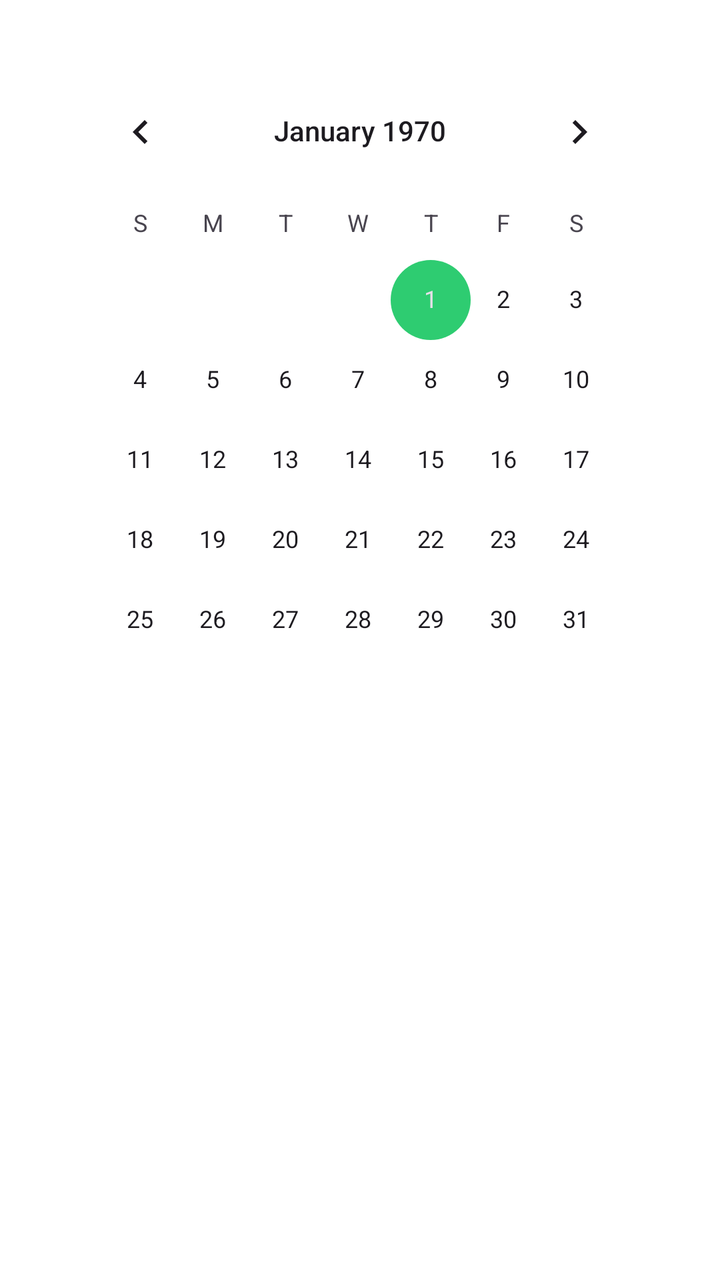
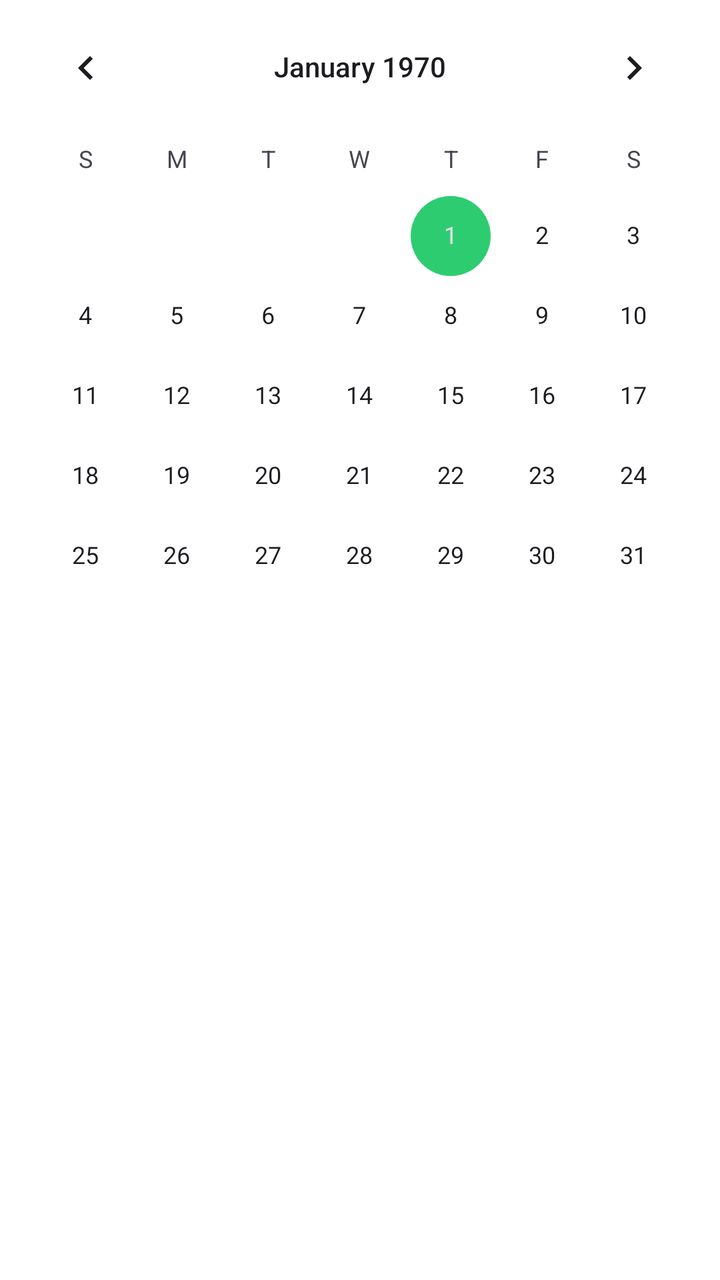

Compare the two renders of this Android layout. The source of the first and the diff that turns it into the second are given below.
<!-- AndroidManifest.xml: application theme Theme.MSApplication -->
<!-- res/layout/fragment_calendar.xml -->
<?xml version="1.0" encoding="utf-8"?>
<androidx.constraintlayout.widget.ConstraintLayout
    xmlns:android="http://schemas.android.com/apk/res/android"
    xmlns:app="http://schemas.android.com/apk/res-auto"
    xmlns:tools="http://schemas.android.com/tools"
    android:layout_width="match_parent"
    android:layout_height="match_parent"
    tools:context=".CalendarFragment">

    <CalendarView
        android:id="@+id/calendarView"
        android:layout_width="match_parent"
        android:layout_height="wrap_content"
        android:layout_margin="32dp"
        android:backgroundTint="@color/healthLightBlue"
        app:layout_constraintTop_toTopOf="parent"
        app:layout_constraintStart_toStartOf="parent"
        app:layout_constraintEnd_toEndOf="parent"/>

</androidx.constraintlayout.widget.ConstraintLayout>
<!-- resources referenced by this layout -->
<resources>
  <color name="healthLightBlue">#aed6f1</color>
  <style name="Theme.MSApplication" parent="Base.Theme.MSApplication" />
  <style name="Base.Theme.MSApplication" parent="Theme.Material3.DayNight.NoActionBar">
  
  
          
          <item name="colorPrimary">@color/healthBlue</item>
  
          
          <item name="colorPrimaryDark">@color/healthDarkBlue</item>
  
          
          <item name="colorAccent">@color/healthGreen</item>
  
          
          <item name="android:windowBackground">@color/healthWhite</item>
  
          
          <item name="cardBackgroundColor">@color/healthWhite</item>
  
          
          <item name="android:textColor">@color/healthDarkGray</item>
  
      </style>
  <color name="healthBlue">#3498db</color>
  <color name="healthDarkBlue">#1f3a93</color>
  <color name="healthGreen">#2ecc71</color>
  <color name="healthWhite">#FFFFFFFF</color>
  <color name="healthDarkGray">#333333</color>
</resources>

<!-- the commit's change to res/layout/fragment_calendar.xml (unified diff, before → after) -->
@@ -1,6 +1,5 @@
 <?xml version="1.0" encoding="utf-8"?>
-<androidx.constraintlayout.widget.ConstraintLayout
-    xmlns:android="http://schemas.android.com/apk/res/android"
+<androidx.constraintlayout.widget.ConstraintLayout xmlns:android="http://schemas.android.com/apk/res/android"
     xmlns:app="http://schemas.android.com/apk/res-auto"
     xmlns:tools="http://schemas.android.com/tools"
     android:layout_width="match_parent"
@@ -11,10 +10,10 @@
         android:id="@+id/calendarView"
         android:layout_width="match_parent"
         android:layout_height="wrap_content"
-        android:layout_margin="32dp"
+        android:layout_margin="@dimen/_32sdp"
         android:backgroundTint="@color/healthLightBlue"
-        app:layout_constraintTop_toTopOf="parent"
+        app:layout_constraintEnd_toEndOf="parent"
         app:layout_constraintStart_toStartOf="parent"
-        app:layout_constraintEnd_toEndOf="parent"/>
+        app:layout_constraintTop_toTopOf="parent" />
 
 </androidx.constraintlayout.widget.ConstraintLayout>
